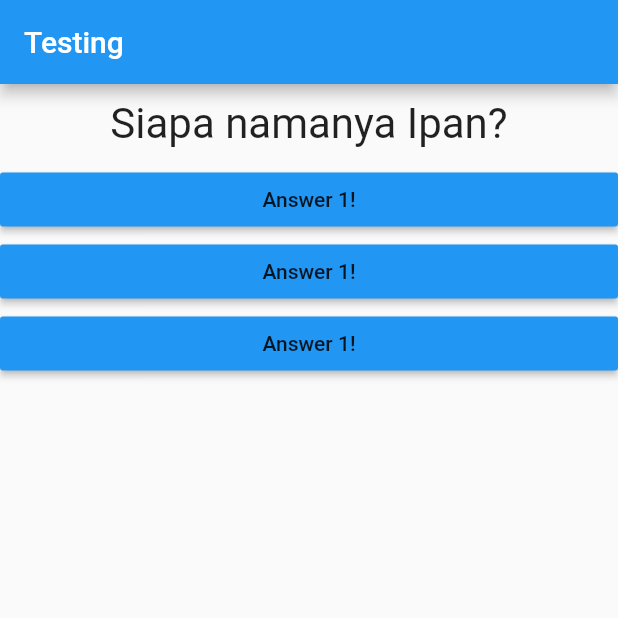
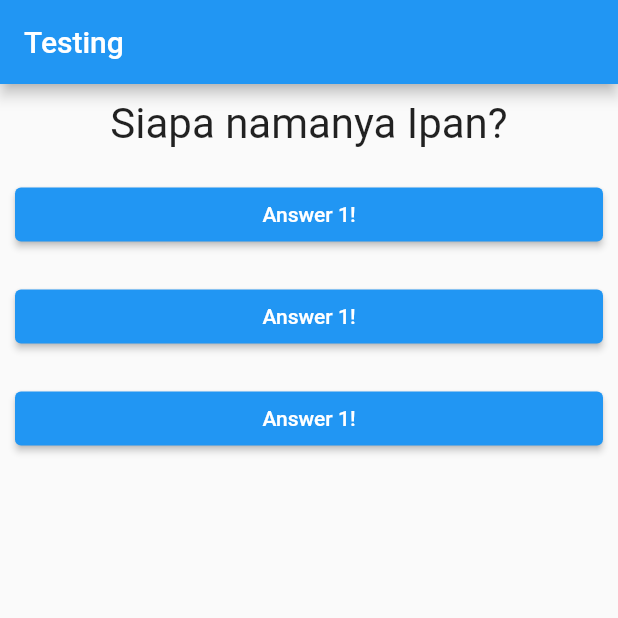
Before and after one commit to alv4n96/SkripsiInot, a Flutter app: the screen it shows after launch, on a phone screen of 412 x 824 dp, the top half of it. Run offline on Flutter 3.47's test engine with Material 2 defaults, Android fonts, the phone set to English and light mode, and no system bars.

Commit message:
memasukkan file fixing dari Raise Button => elevated Button

```diff
--- a/lib/answer.dart
+++ b/lib/answer.dart
@@ -1,18 +1,20 @@
 import 'package:flutter/material.dart';
 
 class Answer extends StatelessWidget {
-  final Function selectHandler;
+  final VoidCallback selectHandler;
 
   Answer(this.selectHandler);
   @override
   Widget build(BuildContext context) {
     return Container(
-      width: double.infinity,
-      child: RaisedButton(
-        color: Colors.blue,
-        child: Text('Answer 1!'),
-        onPressed: selectHandler,
-      ),
-    );
+        padding: EdgeInsets.all(10),
+        width: double.infinity,
+        child: ElevatedButton(
+          style: ButtonStyle(
+            backgroundColor: MaterialStateProperty.all(Colors.blue),
+          ),
+          child: Text("Answer 1!"),
+          onPressed: selectHandler,
+        ));
   }
 }
```
